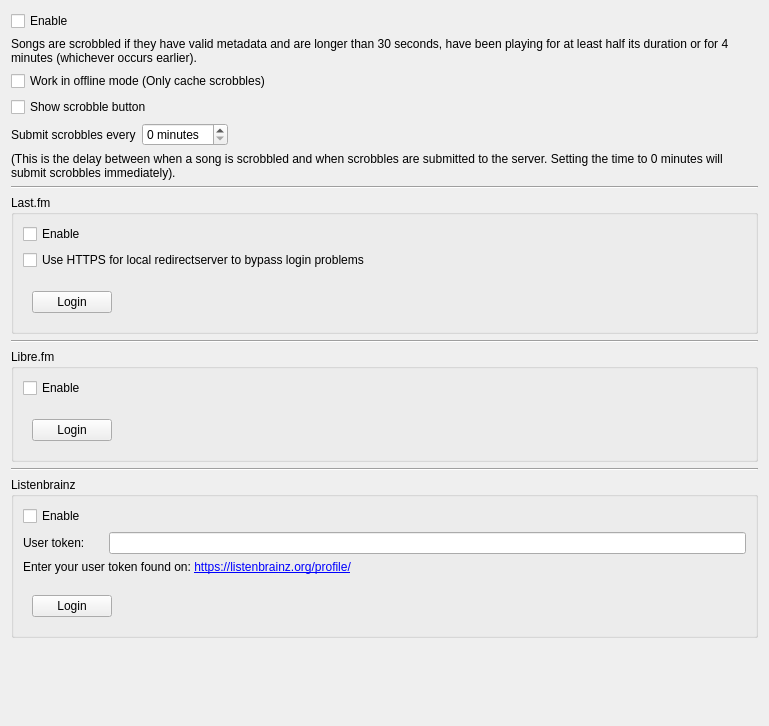
The window that src/settings/scrobblersettingspage.ui (strawberrymusicplayer/strawberry) describes before a commit, drawn with Qt 5.
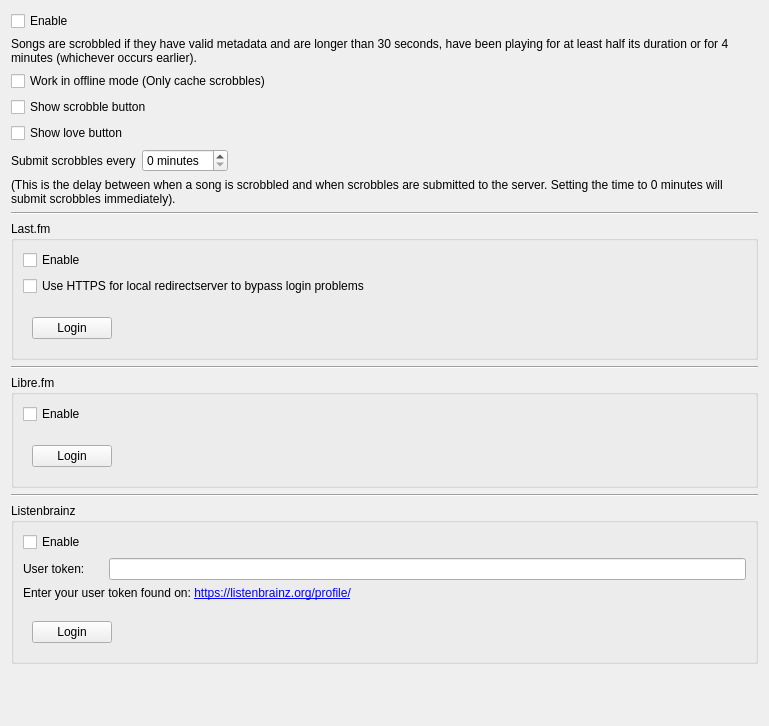
The same window after the commit. Custom widgets are drawn as their Qt base class.

Commit message: Add love button

```diff
--- a/src/settings/scrobblersettingspage.ui
+++ b/src/settings/scrobblersettingspage.ui
@@ -51,6 +51,13 @@
      </property>
     </widget>
    </item>
+   <item>
+    <widget class="QCheckBox" name="checkbox_love_button">
+     <property name="text">
+      <string>Show love button</string>
+     </property>
+    </widget>
+   </item>
    <item>
     <layout class="QHBoxLayout" name="layout_submit">
      <item>
```
The commit also changes 23 other files.
